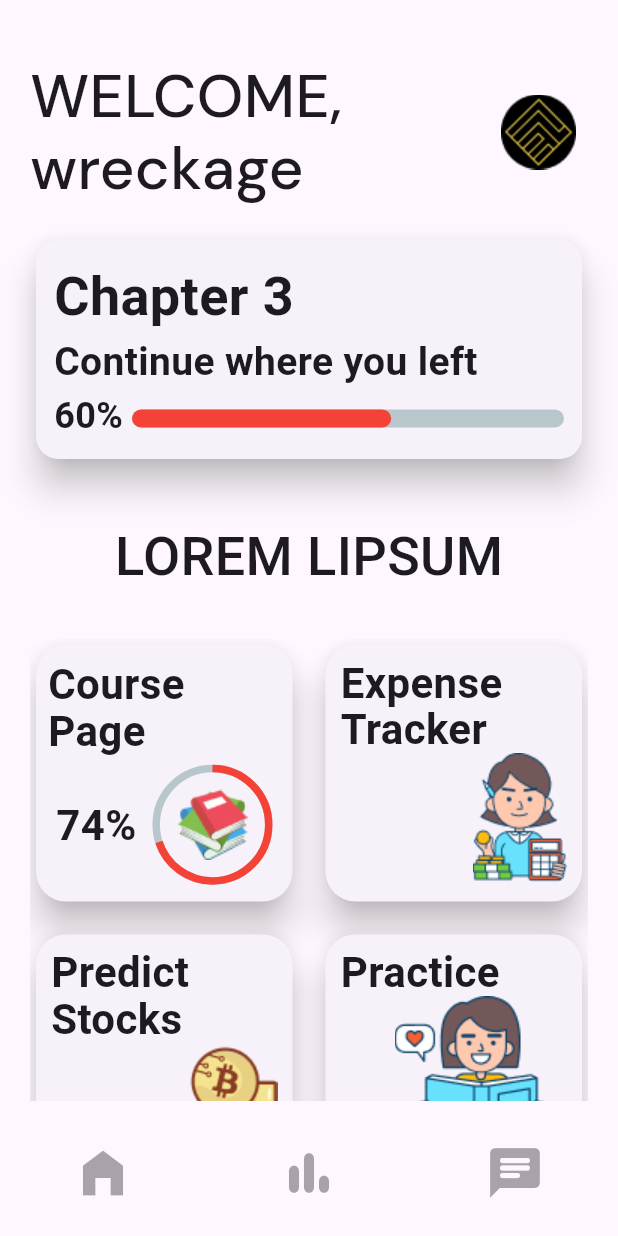
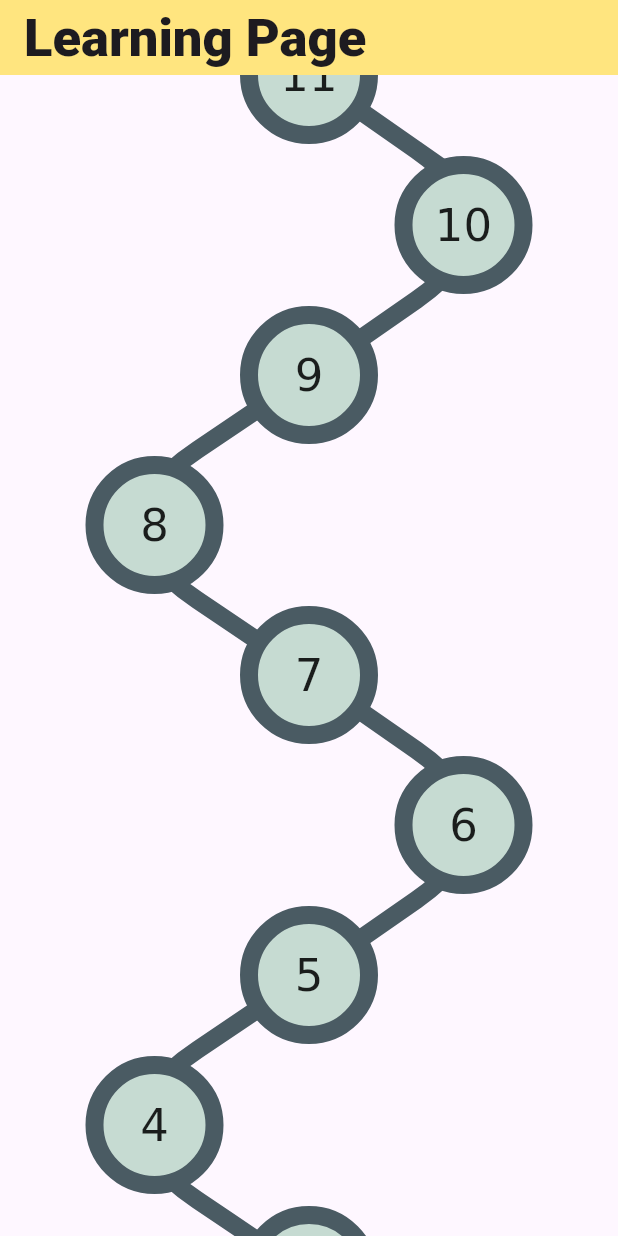
Before and after one commit to wreckage0907/Penny, a Flutter app: the screen it shows once a user with an empty profile is signed in, after a tap on an icon or button, on a phone screen of 412 x 824 dp. Run offline on Flutter 3.47's test engine with Material 3 defaults, Android fonts, the phone set to English and light mode, and no system bars; drawn by our look-alikes of percent_indicator; our stand-ins replace firebase_auth, firebase_core, flutter_markdown, font_awesome_flutter, google_fonts, google_sign_in; accounts and stored records are empty; Roboto replaces fonts that are missing (dmSans).

Commit message:
Learning Page

```diff
--- a/mobile/lib/Pages/home/home.dart
+++ b/mobile/lib/Pages/home/home.dart
@@ -1,8 +1,10 @@
 import 'package:flutter/material.dart';
 import 'package:google_fonts/google_fonts.dart';
+import 'package:mobile/Pages/home/lesson_page.dart';
 import 'package:mobile/Services/auth.dart';
 import 'package:percent_indicator/circular_percent_indicator.dart';
 import 'package:percent_indicator/linear_percent_indicator.dart';
+import 'package:mobile/Pages/home/learning_page.dart';
 
 class home extends StatefulWidget {
   const home({super.key});
@@ -27,6 +29,10 @@ class _HomeState extends State<home> {
   Widget build(BuildContext context) {
     return MaterialApp(
       debugShowCheckedModeBanner: false,
+      routes: {
+        '/coursepage': (context) => const LearningPage(),
+        '/lesson1': (context) => const LessonPage(),
+      },
       home: Scaffold(
         //backgroundColor: const Color.fromRGBO(232, 245, 233, 1),
         body: Padding(
@@ -132,7 +138,7 @@ class _HomeState extends State<home> {
                     switch (index) {
                       case 0:
                         return GestureDetector(
-                          onTap: () => print("Course Page Clicked"),
+                          onTap: () => Navigator.pushNamed(context, '/coursepage'),
                           child: Card(
                             elevation: 10,
                             //color: const Color.fromRGBO(98, 117, 127, 1),
--- /dev/null
+++ b/mobile/lib/Pages/home/learning_page.dart
@@ -0,0 +1,211 @@
+import 'dart:async';
+import 'dart:ui' as ui;
+import 'package:flutter/material.dart';
+import 'package:flutter/services.dart' show ByteData, Uint8List, rootBundle;
+import 'package:mobile/Pages/home/lesson_page.dart';
+
+void main() {
+  return runApp(const LearningPage());
+}
+
+class LearningPage extends StatefulWidget {
+  const LearningPage({super.key});
+
+  @override
+  State<LearningPage> createState() => _LearningPageState();
+}
+
+class _LearningPageState extends State<LearningPage> {
+  ValueNotifier<Offset> onTappedLocation = ValueNotifier(Offset.zero);
+  ui.Image? backgroundImage;
+
+  @override
+  void initState() {
+    super.initState();
+    _loadImage();
+  }
+
+  Future<void> _loadImage() async {
+    final ByteData data = await rootBundle.load('assets/background.png');
+    final ui.Image image = await _loadImageFromBytes(data.buffer.asUint8List());
+    setState(() {
+      backgroundImage = image;
+    });
+  }
+
+  Future<ui.Image> _loadImageFromBytes(Uint8List imgBytes) async {
+    final Completer<ui.Image> completer = Completer();
+    ui.decodeImageFromList(imgBytes, (ui.Image img) {
+      return completer.complete(img);
+    });
+    return completer.future;
+  }
+
+  @override
+  Widget build(BuildContext context) {
+    return MaterialApp(
+      debugShowCheckedModeBanner: false,
+      routes: {
+        '/lesson1': (context) => const LessonPage(),
+      },
+      home: Scaffold(
+        appBar: AppBar(
+          toolbarHeight: 50,
+          backgroundColor: Colors.amberAccent.shade100,
+          title: const Text(
+            'Learning Page',
+            style: TextStyle(
+              fontSize: 35,
+              fontWeight: FontWeight.w800,
+              fontFamily: 'dmSans',
+            ),
+          ),
+        ),
+        body: SingleChildScrollView(
+          child: Builder(
+            builder: (BuildContext context) {
+              return GestureDetector(
+                onTapDown: (details) {
+                  onTappedLocation.value = details.localPosition;
+                },
+                child: CustomPaint(
+                  painter: CoursePath(
+                    onTappedLocation: onTappedLocation,
+                    onTap: (int index) {
+                      if (index == 0) {
+                        WidgetsBinding.instance.addPostFrameCallback((_) {
+                          Navigator.pushNamed(context, '/lesson1');
+                        });
+                      }
+                    },
+                    backgroundImage: backgroundImage,
+                  ),
+                  size: const Size(double.infinity, 1000),
+                ),
+              );
+            },
+          ),
+        ),
+      ),
+    );
+  }
+}
+
+class CoursePath extends CustomPainter {
+  CoursePath({
+    required this.onTappedLocation,
+    required this.onTap,
+    this.backgroundImage,
+  }) : super(repaint: onTappedLocation);
+
+  final ValueNotifier<Offset> onTappedLocation;
+  final Function(int) onTap;
+  final double circleRadius = 40;
+  final ui.Image? backgroundImage;
+
+  @override
+  void paint(Canvas canvas, Size size) {
+    if (backgroundImage != null) {
+      paintImage(
+        canvas: canvas,
+        rect: Rect.fromLTWH(0, 0, size.width, size.height),
+        image: backgroundImage!,
+        fit: BoxFit.cover,
+      );
+    }
+
+    Paint paint1 = Paint()
+      ..color = const Color.fromRGBO(74, 91, 99, 1)
+      ..strokeWidth = 12
+      ..style = PaintingStyle.stroke;
+
+    Paint paint2 = Paint()
+      ..color = const Color.fromRGBO(198, 219, 210, 1);
+
+    Paint paint3 = Paint()
+      ..color = const Color.fromRGBO(74, 91, 99, 1)
+      ..style = PaintingStyle.stroke
+      ..strokeWidth = 12;
+
+    var halfWidth = size.width / 2;
+
+    final List<Offset> points1 = <Offset>[
+      Offset(halfWidth, size.height),
+      Offset(40 + 3 * size.width / 4, (size.height + (4 * size.height / 5)) / 2),
+      Offset(halfWidth, 4 * size.height / 5),
+      Offset(160 - size.width / 4, ((4 * size.height / 5) + (3 * size.height / 5)) / 2),
+      Offset(halfWidth, 3 * size.height / 5),
+      Offset(40 + 3 * size.width / 4, ((3 * size.height / 5) + (2 * size.height / 5)) / 2),
+      Offset(halfWidth, 2 * size.height / 5),
+      Offset(160 - size.width / 4, ((2 * size.height / 5) + (size.height / 5)) / 2),
+      Offset(halfWidth, size.height / 5),
+      Offset(40 + 3 * size.width / 4, size.height / 10),
+      Offset(halfWidth, 0),
+    ];
+
+    final List<Offset> points2 = <Offset>[
+      Offset(halfWidth, size.height),
+      Offset(3 * size.width / 4, (size.height + (4 * size.height / 5)) / 2),
+      Offset(halfWidth, 4 * size.height / 5),
+      Offset(size.width / 4, ((4 * size.height / 5) + (3 * size.height / 5)) / 2),
+      Offset(halfWidth, 3 * size.height / 5),
+      Offset(3 * size.width / 4, ((3 * size.height / 5) + (2 * size.height / 5)) / 2),
+      Offset(halfWidth, 2 * size.height / 5),
+      Offset(size.width / 4, ((2 * size.height / 5) + (size.height / 5)) / 2),
+      Offset(halfWidth, size.height / 5),
+      Offset(3 * size.width / 4, size.height / 10),
+      Offset(halfWidth, 0),
+    ];
+
+    var path = Path();
+
+    path.moveTo(points1[0].dx, points1[0].dy);
+
+    for (var i = 0; i < points1.length - 1; i++) {
+      var xc = (points1[i].dx + points1[i + 1].dx) / 2;
+      var yc = (points1[i].dy + points1[i + 1].dy) / 2;
+
+      path.quadraticBezierTo(points1[i].dx, points1[i].dy, xc, yc);
+    }
+
+    path.quadraticBezierTo(
+      points1[points1.length - 2].dx,
+      points1[points1.length - 2].dy,
+      points1[points1.length - 1].dx,
+      points1[points1.length - 1].dy,
+    );
+
+    canvas.drawPath(path, paint1);
+
+    ui.ParagraphStyle paragraphStyle = ui.ParagraphStyle(fontSize: 30);
+    ui.TextStyle textStyle = ui.TextStyle(color: Colors.black87);
+
+    for (var i = 0; i < points2.length; i++) {
+      canvas.drawCircle(points2[i], circleRadius, paint2);
+      canvas.drawCircle(points2[i], circleRadius, paint3);
+
+      ui.ParagraphBuilder paragraphBuilder = ui.ParagraphBuilder(paragraphStyle);
+      paragraphBuilder.pushStyle(textStyle);
+      paragraphBuilder.addText("${i + 1}");
+      ui.Paragraph paragraph = paragraphBuilder.build();
+      paragraph.layout(const ui.ParagraphConstraints(width: double.infinity));
+
+      Offset textOffset = Offset(
+        points2[i].dx - paragraph.maxIntrinsicWidth / 2,
+        points2[i].dy - paragraph.height / 2,
+      );
+
+      canvas.drawParagraph(paragraph, textOffset);
+    }
+
+    for (var point in points2) {
+      if ((onTappedLocation.value - point).distance <= circleRadius) {
+        onTap(points2.indexOf(point));
+        break;
+      }
+    }
+  }
+
+  @override
+  bool shouldRepaint(CoursePath oldDelegate) => false;
+}
--- /dev/null
+++ b/mobile/lib/Pages/home/lesson_page.dart
@@ -0,0 +1,27 @@
+import 'package:flutter/material.dart';
+import 'package:flutter/services.dart';
+import 'package:flutter_markdown/flutter_markdown.dart';
+
+class LessonPage extends StatelessWidget {
+  const LessonPage({super.key});
+
+  @override
+  Widget build(BuildContext context) {
+    return Scaffold(
+      appBar: AppBar(
+        title: const Text("Introduction to Personal Finance"),
+      ),
+      body: FutureBuilder(
+        future: rootBundle.loadString("assets/1_1.md"),
+        builder: (BuildContext context, AsyncSnapshot<String> snapshot) {
+          if(snapshot.hasData) {
+            return Markdown(data: snapshot.data ?? '');
+          }
+          return const Center(
+            child: CircularProgressIndicator(),
+          );
+        },
+      )
+    );
+  }
+}
--- a/mobile/lib/main.dart
+++ b/mobile/lib/main.dart
@@ -1,5 +1,6 @@
 //Pages Import
 import 'package:flutter/material.dart';
+import 'package:mobile/Pages/home/learning_page.dart';
 import 'package:mobile/Pages/login/login.dart';
 import 'package:mobile/Pages/login/signup.dart';
 import 'package:mobile/Pages/home/home.dart';
@@ -29,6 +30,7 @@ class MyApp extends StatelessWidget {
         '/login': (context) => const LoginPage(),
         '/signup': (context) => const SignUpPage(),
         '/home': (context) => const home(),
+        '/coursepage': (context) => const LearningPage(),
         //'/expense': (context) => const Expense(),
       },
     );
--- a/mobile/pubspec.yaml
+++ b/mobile/pubspec.yaml
@@ -39,6 +39,7 @@ dependencies:
   google_fonts: ^4.0.5
   flutter_dotenv: ^5.0.2
   percent_indicator: ^4.2.3
+  flutter_markdown: ^0.7.3
   # The following adds the Cupertino Icons font to your application.
   # Use with the CupertinoIcons class for iOS style icons.
   cupertino_icons: ^1.0.6
@@ -73,6 +74,8 @@ flutter:
     - assets/predict_stocks.png
     - assets/practice.png
     - assets/expense_tracker.png
+    - assets/background.png
+    - assets/1_1.md
   #   - images/a_dot_ham.jpeg
 
   # An image asset can refer to one or more resolution-specific "variants", see
```
Also changed, not shown: mobile/assets/background.png (added), 1 other file.
